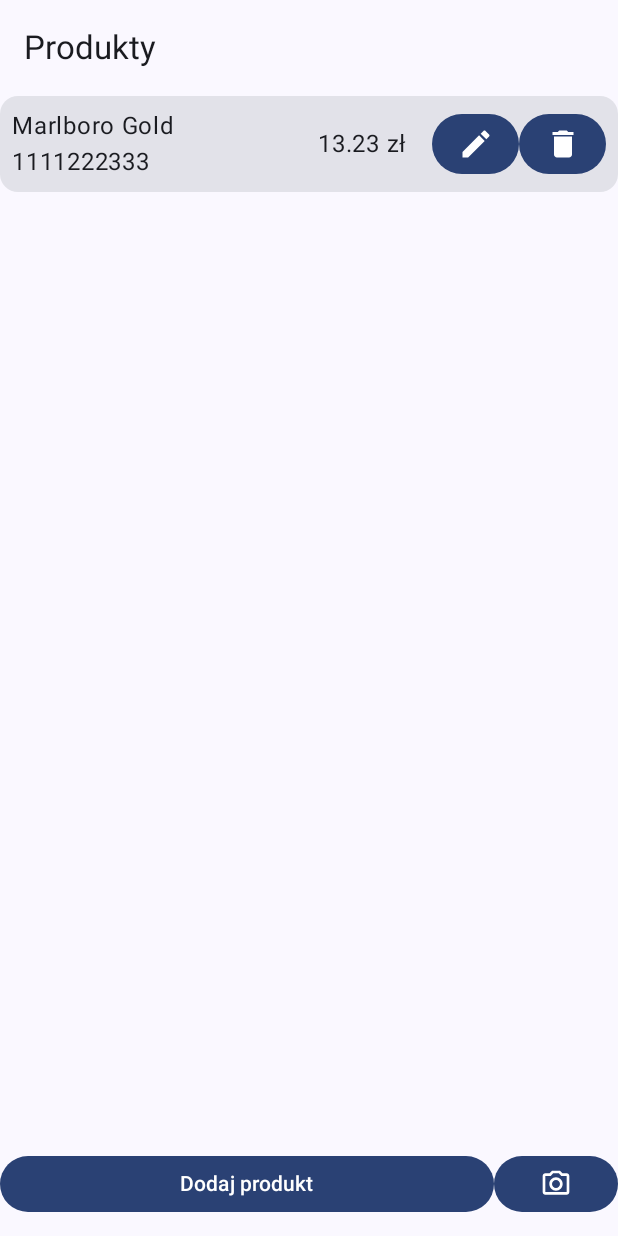
After one commit to Mazako/CigScanner, an Android app built with Jetpack Compose: the ProductsList screen opened through its navigation route, on a phone screen of 412 x 824 dp. The commit adds this screen. Run offline under Robolectric (Android 15) with nearby library versions, the phone set to English and light mode, and no system bars; libraries missing offline, so code that uses them is left out: androidx.camera.core, androidx.camera.lifecycle, androidx.camera.view, com.google.mlkit.vision.

Commit message:
Designing products list and add page

```diff
--- a/app/src/main/java/pl/mazak/cigscanner/ui/navigation/Navigation.kt
+++ b/app/src/main/java/pl/mazak/cigscanner/ui/navigation/Navigation.kt
@@ -9,6 +9,8 @@ import androidx.navigation.compose.composable
 import pl.mazak.cigscanner.R
 import pl.mazak.cigscanner.ui.CameraPreview
 import pl.mazak.cigscanner.ui.mainMenu.MainMenu
+import pl.mazak.cigscanner.ui.products.ProductPanel
+import pl.mazak.cigscanner.ui.products.ProductsList
 
 @Composable
 fun CigScannerNavHost(navController: NavHostController, modifier: Modifier = Modifier) {
@@ -24,10 +26,20 @@ fun CigScannerNavHost(navController: NavHostController, modifier: Modifier = Mod
         composable(route = Routes.Camera.name) {
             CameraPreview()
         }
+
+        composable(route = Routes.Products.name) {
+            ProductsList()
+        }
+
+        composable(route = Routes.AddProduct.name) {
+            ProductPanel()
+        }
     }
 }
 
 enum class Routes(@StringRes val title: Int) {
     MainMenu(R.string.main_menu_title),
-    Camera(R.string.camera_menu_title)
+    Camera(R.string.camera_menu_title),
+    Products(R.string.products_menu_title),
+    AddProduct(R.string.add_product_menu_title)
 }
--- /dev/null
+++ b/app/src/main/java/pl/mazak/cigscanner/ui/products/ProductsList.kt
@@ -0,0 +1,151 @@
+package pl.mazak.cigscanner.ui.products
+
+import androidx.compose.foundation.layout.Column
+import androidx.compose.foundation.layout.PaddingValues
+import androidx.compose.foundation.layout.Row
+import androidx.compose.foundation.layout.Spacer
+import androidx.compose.foundation.layout.calculateEndPadding
+import androidx.compose.foundation.layout.calculateStartPadding
+import androidx.compose.foundation.layout.fillMaxHeight
+import androidx.compose.foundation.layout.fillMaxSize
+import androidx.compose.foundation.layout.fillMaxWidth
+import androidx.compose.foundation.layout.height
+import androidx.compose.foundation.layout.padding
+import androidx.compose.material.icons.Icons
+import androidx.compose.material.icons.filled.Delete
+import androidx.compose.material.icons.filled.Edit
+import androidx.compose.material3.Button
+import androidx.compose.material3.Card
+import androidx.compose.material3.Icon
+import androidx.compose.material3.Scaffold
+import androidx.compose.material3.Text
+import androidx.compose.runtime.Composable
+import androidx.compose.ui.Alignment
+import androidx.compose.ui.Modifier
+import androidx.compose.ui.graphics.vector.ImageVector
+import androidx.compose.ui.platform.LocalLayoutDirection
+import androidx.compose.ui.res.stringResource
+import androidx.compose.ui.res.vectorResource
+import androidx.compose.ui.tooling.preview.Preview
+import androidx.compose.ui.unit.dp
+import pl.mazak.cigscanner.R
+import pl.mazak.cigscanner.ui.CigScannerTopBar
+import pl.mazak.cigscanner.ui.navigation.Routes
+
+@Composable
+fun ProductsList(
+    modifier: Modifier = Modifier
+) {
+    Scaffold(
+        modifier = modifier,
+        topBar = { CigScannerTopBar(stringResource(Routes.Products.title)) }
+    ) { innerPadding ->
+        Column(
+            modifier = Modifier
+                .padding(
+                    start = innerPadding.calculateStartPadding(LocalLayoutDirection.current),
+                    top = innerPadding.calculateTopPadding(),
+                    end = innerPadding.calculateEndPadding(LocalLayoutDirection.current),
+                    bottom = 16.dp
+                )
+                .fillMaxSize()
+        ) {
+            Column(
+                modifier = Modifier.weight(0.95f)
+            ) {
+                ProductEntry(
+                    name = "Marlboro Gold",
+                    code = "1111222333",
+                    price = 13.23
+                )
+            }
+
+            Column(
+                modifier = Modifier
+                    .weight(0.05f)
+                    .fillMaxWidth()
+                    .fillMaxHeight()
+            ) {
+                Row(
+                    modifier = Modifier.align(Alignment.CenterHorizontally)
+                ) {
+                    Button(
+                        onClick = {},
+                        modifier = Modifier.weight(0.8f)
+                    ) {
+                        Text(text = "Dodaj produkt")
+                    }
+
+                    Button(
+                        onClick = {},
+                        modifier = Modifier.weight(0.2f)
+                    ) {
+                        Icon(
+                            imageVector = ImageVector.vectorResource(R.drawable.outline_camera_alt_24),
+                            contentDescription = null
+                        )
+                    }
+                }
+            }
+        }
+
+    }
+}
+
+
+@Composable
+fun ProductEntry(
+    name: String,
+    code: String,
+    price: Double,
+    modifier: Modifier = Modifier
+) {
+    Card(
+        modifier = modifier
+            .fillMaxWidth()
+            .height(64.dp),
+    ) {
+        Row(
+            modifier = Modifier
+                .fillMaxHeight()
+                .fillMaxWidth()
+                .padding(horizontal = 8.dp),
+            verticalAlignment = Alignment.CenterVertically,
+        ) {
+            Column(
+                modifier = Modifier.padding(top = 8.dp, bottom = 8.dp)
+            ) {
+                Text(text = name)
+                Spacer(Modifier.weight(1f))
+                Text(text = code)
+            }
+            Spacer(Modifier.weight(1f))
+            Text(
+                text = "$price zł",
+                Modifier.padding(end = 16.dp)
+            )
+            Button(
+                onClick = {},
+                contentPadding = PaddingValues(0.dp)
+            ) {
+                Icon(imageVector = Icons.Default.Edit, contentDescription = null)
+            }
+            Button(
+                onClick = {},
+                contentPadding = PaddingValues(0.dp)
+            ) {
+                Icon(
+                    imageVector = Icons.Default.Delete, contentDescription = null
+                )
+            }
+
+
+        }
+    }
+}
+
+@Preview
+@Composable
+fun ProductsListPreview() {
+    ProductsList()
+}
--- /dev/null
+++ b/app/src/main/res/drawable/outline_camera_alt_24.xml
@@ -0,0 +1,5 @@
+<vector xmlns:android="http://schemas.android.com/apk/res/android" android:height="24dp" android:tint="#000000" android:viewportHeight="24" android:viewportWidth="24" android:width="24dp">
+
+    <path android:fillColor="@android:color/white" android:pathData="M20,4h-3.17L15,2L9,2L7.17,4L4,4c-1.1,0 -2,0.9 -2,2v12c0,1.1 0.9,2 2,2h16c1.1,0 2,-0.9 2,-2L22,6c0,-1.1 -0.9,-2 -2,-2zM20,18L4,18L4,6h4.05l1.83,-2h4.24l1.83,2L20,6v12zM12,7c-2.76,0 -5,2.24 -5,5s2.24,5 5,5 5,-2.24 5,-5 -2.24,-5 -5,-5zM12,15c-1.65,0 -3,-1.35 -3,-3s1.35,-3 3,-3 3,1.35 3,3 -1.35,3 -3,3z"/>
+
+</vector>
--- a/app/src/main/res/values/strings.xml
+++ b/app/src/main/res/values/strings.xml
@@ -1,6 +1,9 @@
 <resources>
     <string name="app_name">CigScanner</string>
     <string name="main_menu_title">Menu Główne</string>
+    <string name="camera_menu_title">Skaner</string>
+    <string name="products_menu_title">Produkty</string>
+    <string name="add_product_menu_title">Dodaj produkt</string>
+
     <string name="camera_menu_entry">Aparat</string>
-    <string name="camera_menu_title">Skaner</string>
 </resources>
```
Also changed, not shown: app/src/main/java/pl/mazak/cigscanner/ui/products/ProductPanel.kt (added, +114 -0 lines).
